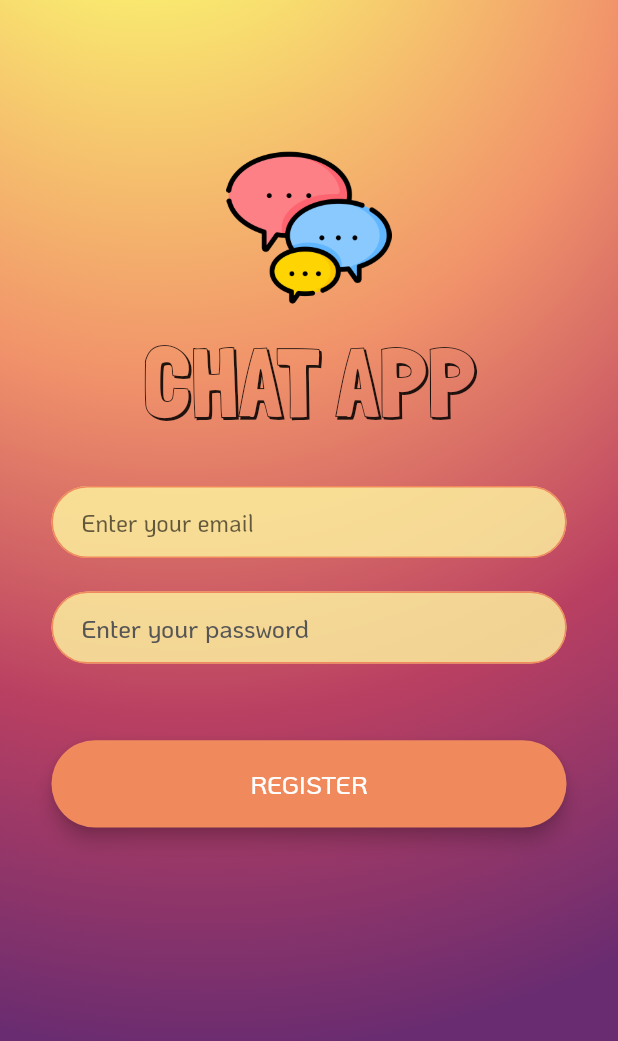
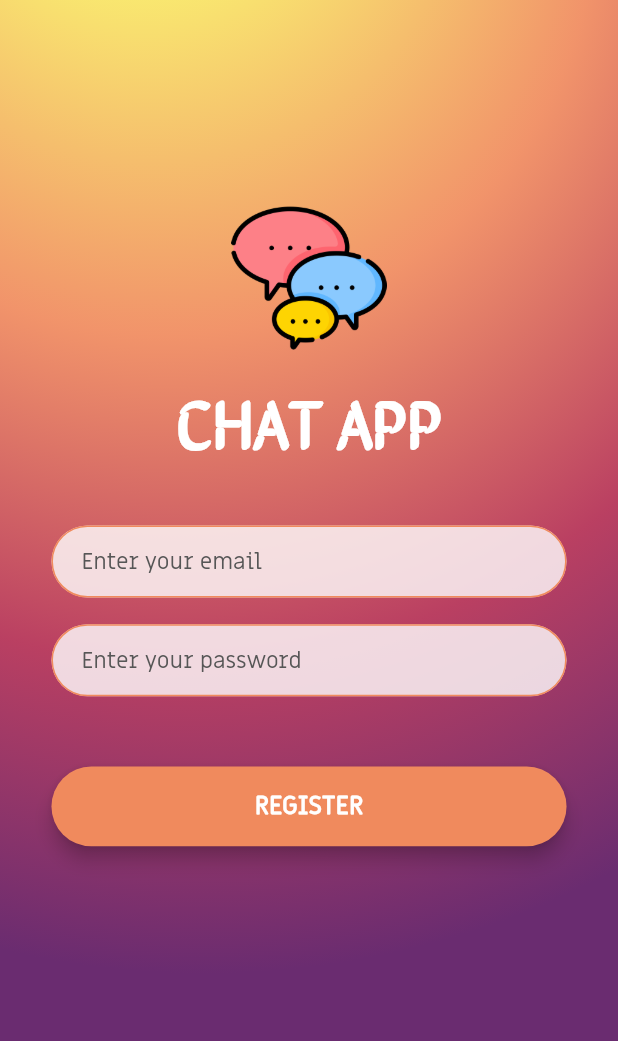
Before and after one commit to dvsu/chat-app, a Flutter app: the screen it shows after launch, after a tap on "REGISTER", on a phone screen of 412 x 824 dp. Shown: the top 1041 px of the screen. Run offline on Flutter 3.47's test engine with Material 2 defaults, Android fonts, the phone set to English and light mode, and no system bars; our stand-ins replace animated_text_kit, flutter_screenutil.

Commit message:
Revise UI styling

```diff
--- a/lib/screens/registration_screen.dart
+++ b/lib/screens/registration_screen.dart
@@ -59,9 +59,9 @@ class _RegistrationScreenState extends State<RegistrationScreen>
             ],
             stops: [
               animation.value - 1.0,
-              (animation.value / 3.5) - 0.12,
-              (animation.value / 15) + 0.22,
-              (animation.value / 30) + 0.38,
+              (animation.value / 3.2) - 0.16,
+              (animation.value / 15) + 0.2,
+              (animation.value / 30) + 0.35,
             ],
           ),
         ),
@@ -72,7 +72,7 @@ class _RegistrationScreenState extends State<RegistrationScreen>
             crossAxisAlignment: CrossAxisAlignment.stretch,
             children: <Widget>[
               Expanded(
-                flex: 0.1.sh.toInt(),
+                flex: 0.15.sh.toInt(),
                 child: Container(),
               ),
               Expanded(
@@ -114,26 +114,7 @@ class _RegistrationScreenState extends State<RegistrationScreen>
                     onChanged: (value) {
                       //Do something with the user input.
                     },
-                    decoration: InputDecoration(
-                      hintText: 'Enter your email',
-                      filled: true,
-                      fillColor: Color(0xccfff8a1),
-                      contentPadding: EdgeInsets.symmetric(
-                          vertical: 10.0, horizontal: 20.0),
-                      border: OutlineInputBorder(
-                        borderRadius: BorderRadius.all(Radius.circular(32.0)),
-                      ),
-                      enabledBorder: OutlineInputBorder(
-                        borderSide:
-                            BorderSide(color: Color(0xffF08A5D), width: 1.0),
-                        borderRadius: BorderRadius.all(Radius.circular(32.0)),
-                      ),
-                      focusedBorder: OutlineInputBorder(
-                        borderSide:
-                            BorderSide(color: Color(0xff6A2C70), width: 2.0),
-                        borderRadius: BorderRadius.all(Radius.circular(32.0)),
-                      ),
-                    ),
+                    decoration: emailInputDecoration,
                   ),
                 ),
               ),
@@ -152,27 +133,7 @@ class _RegistrationScreenState extends State<RegistrationScreen>
                     onChanged: (value) {
                       //Do something with the user input.
                     },
-                    decoration: InputDecoration(
-                      hintText: 'Enter your password',
-                      hintStyle: hintTextStyle,
-                      filled: true,
-                      fillColor: Color(0xccfff8a1),
-                      contentPadding: EdgeInsets.symmetric(
-                          vertical: 10.0, horizontal: 20.0),
-                      border: OutlineInputBorder(
-                        borderRadius: BorderRadius.all(Radius.circular(32.0)),
-                      ),
-                      enabledBorder: OutlineInputBorder(
-                        borderSide:
-                            BorderSide(color: Color(0xffF08A5D), width: 1.0),
-                        borderRadius: BorderRadius.all(Radius.circular(32.0)),
-                      ),
-                      focusedBorder: OutlineInputBorder(
-                        borderSide:
-                            BorderSide(color: Color(0xff6A2C70), width: 2.0),
-                        borderRadius: BorderRadius.all(Radius.circular(32.0)),
-                      ),
-                    ),
+                    decoration: passwordInputDecoration,
                   ),
                 ),
               ),
--- a/lib/screens/welcome_screen.dart
+++ b/lib/screens/welcome_screen.dart
@@ -1,8 +1,11 @@
 import 'package:flutter/material.dart';
 import 'package:chat_app/utilities/textstyling.dart';
 import 'package:chat_app/utilities/decoration.dart';
+import 'package:chat_app/utilities/color_palette.dart';
 import 'package:flutter_screenutil/flutter_screenutil.dart';
+import 'package:animated_text_kit/animated_text_kit.dart';
 import 'package:chat_app/widgets/buttons.dart';
+import 'dart:math' as math;
 
 class WelcomeScreen extends StatefulWidget {
   @override
@@ -21,15 +24,14 @@ class _WelcomeScreenState extends State<WelcomeScreen>
     controller = AnimationController(
       duration: Duration(seconds: 1, milliseconds: 200),
       vsync: this,
-      lowerBound: 0.3,
-      upperBound: 0.9,
+      lowerBound: 0.1,
+      upperBound: 0.7,
     );
 
     animation = CurvedAnimation(parent: controller, curve: Curves.easeInOut);
     controller.forward();
     controller.addListener(() {
       setState(() {});
-      print(controller.value);
     });
   }
 
@@ -46,22 +48,23 @@ class _WelcomeScreenState extends State<WelcomeScreen>
     return Scaffold(
       body: Container(
         decoration: BoxDecoration(
-          gradient: RadialGradient(
-            radius: 3.2,
-            focal: Alignment(animation.value - 1.5, animation.value - 2.3),
-            focalRadius: 0.3,
+          gradient: SweepGradient(
+            center: Alignment(-1.1, -1.1),
+            startAngle: 0,
+            endAngle: (math.pi * animation.value) + 20.0,
+
             //center: Alignment(-0.5, -1.0),
             colors: [
-              Color(0xddF9ED69).withOpacity(animation.value),
-              Color(0xddF08A5D).withOpacity((animation.value / 3) + 0.6),
-              Color(0xeeB83B5E).withOpacity((animation.value / 2) + 0.5),
-              Color(0xff6A2C70),
+              Color(0x77fffbd1).withOpacity(animation.value),
+              Color(0x77ffcfba).withOpacity(animation.value),
+              Color(0x77ffc7d7).withOpacity(animation.value),
+              //Color(0xbb6A2C70),
             ],
             stops: [
-              animation.value - 1.0,
-              (animation.value / 3.5) - 0.12,
-              (animation.value / 15) + 0.22,
-              (animation.value / 30) + 0.38,
+              0.00,
+              0.03,
+              0.07,
+              //0.15,
             ],
           ),
         ),
@@ -80,12 +83,12 @@ class _WelcomeScreenState extends State<WelcomeScreen>
                 child: Row(
                   children: <Widget>[
                     Expanded(
-                      flex: 4.r.toInt(),
+                      flex: 0.3.sw.toInt(),
                       child: Hero(
                         tag: 'app_icon',
                         child: Padding(
                           padding: EdgeInsets.fromLTRB(
-                              0.03.sw, 0.07.sh, 0.01.sw, 0.07.sh),
+                              0.05.sw, 0.06.sh, 0.03.sw, 0.04.sh),
                           child: Container(
                             alignment: Alignment.center,
                             child: Image.asset(
@@ -98,14 +101,31 @@ class _WelcomeScreenState extends State<WelcomeScreen>
                       ),
                     ),
                     Expanded(
-                      flex: 6.r.toInt(),
+                      flex: 0.7.sw.toInt(),
                       child: Container(
                         alignment: Alignment.centerLeft,
-                        child: Text(
-                          'CHAT APP',
-                          textAlign: TextAlign.left,
-                          style: welcomeScreenTitleTextStyle,
+                        child: AnimatedTextKit(
+                          animatedTexts: [
+                            ColorizeAnimatedText(
+                              'CHAT APP',
+                              textAlign: TextAlign.center,
+                              textStyle: welcomeScreenTitleTextStyle,
+                              colors: titleGradientColor,
+                              speed: Duration(milliseconds: 800),
+                            ),
+                          ],
+                          //isRepeatingAnimation: true,
+                          onTap: () {
+                            print("Tap Event");
+                          },
+                          totalRepeatCount: 1,
                         ),
+
+                        // Text(
+                        //   'CHAT APP',
+                        //   textAlign: TextAlign.center,
+                        //   style: welcomeScreenTitleTextStyle,
+                        // ),
                       ),
                     ),
                   ],
--- a/lib/utilities/color_palette.dart
+++ b/lib/utilities/color_palette.dart
@@ -3,3 +3,9 @@ import 'package:flutter/material.dart';
 const Color lightThemeColor1 = Color(0xffffffff);
 
 const Color darkThemeColor1 = Color(0xff121212);
+
+const List<Color> titleGradientColor = <Color>[
+  Color(0xff6A2C70),
+  Color(0xffB83B5E),
+  Color(0xffF08A5D),
+];
--- a/lib/utilities/decoration.dart
+++ b/lib/utilities/decoration.dart
@@ -1,4 +1,5 @@
 import 'package:flutter/material.dart';
+import 'package:chat_app/utilities/textstyling.dart';
 
 const InputDecoration messageTextFieldDecoration = InputDecoration(
   contentPadding: EdgeInsets.symmetric(vertical: 10.0, horizontal: 20.0),
@@ -9,6 +10,44 @@ const InputDecoration messageTextFieldDecoration = InputDecoration(
 const BoxDecoration messageContainerDecoration = BoxDecoration(
   border: Border(
     top: BorderSide(color: Colors.lightBlueAccent, width: 2.0),
+  ),
+);
+
+const InputDecoration emailInputDecoration = InputDecoration(
+  hintText: 'Enter your email',
+  hintStyle: hintTextStyle,
+  filled: true,
+  fillColor: Color(0xccffffff),
+  contentPadding: EdgeInsets.symmetric(vertical: 10.0, horizontal: 20.0),
+  border: OutlineInputBorder(
+    borderRadius: BorderRadius.all(Radius.circular(32.0)),
+  ),
+  enabledBorder: OutlineInputBorder(
+    borderSide: BorderSide(color: Color(0xffF08A5D), width: 1.0),
+    borderRadius: BorderRadius.all(Radius.circular(32.0)),
+  ),
+  focusedBorder: OutlineInputBorder(
+    borderSide: BorderSide(color: Color(0xff6A2C70), width: 2.0),
+    borderRadius: BorderRadius.all(Radius.circular(32.0)),
+  ),
+);
+
+const InputDecoration passwordInputDecoration = InputDecoration(
+  hintText: 'Enter your password',
+  hintStyle: hintTextStyle,
+  filled: true,
+  fillColor: Color(0xccffffff),
+  contentPadding: EdgeInsets.symmetric(vertical: 10.0, horizontal: 20.0),
+  border: OutlineInputBorder(
+    borderRadius: BorderRadius.all(Radius.circular(32.0)),
+  ),
+  enabledBorder: OutlineInputBorder(
+    borderSide: BorderSide(color: Color(0xffF08A5D), width: 1.0),
+    borderRadius: BorderRadius.all(Radius.circular(32.0)),
+  ),
+  focusedBorder: OutlineInputBorder(
+    borderSide: BorderSide(color: Color(0xff6A2C70), width: 2.0),
+    borderRadius: BorderRadius.all(Radius.circular(32.0)),
   ),
 );
 
--- a/lib/utilities/textstyling.dart
+++ b/lib/utilities/textstyling.dart
@@ -4,55 +4,57 @@ import 'package:flutter/material.dart';
 
 const TextStyle loginButtonTextStyle = TextStyle(
     color: Color(0xffffffff),
-    fontWeight: FontWeight.w500,
+    fontWeight: FontWeight.bold,
     fontSize: 17.0,
-    fontFamily: 'KoHo');
+    fontFamily: 'MiriamLibre');
 
 const TextStyle registerButtonTextStyle = TextStyle(
     color: Color(0xffffffff),
-    fontWeight: FontWeight.w500,
+    fontWeight: FontWeight.bold,
     fontSize: 17.0,
-    fontFamily: 'KoHo');
+    fontFamily: 'MiriamLibre');
 
 const TextStyle hintTextStyle = TextStyle(
-    color: Color(0xff565656),
-    fontWeight: FontWeight.w500,
-    fontSize: 17.0,
-    fontFamily: 'KoHo');
+  color: Color(0xff565656),
+  //fontWeight: FontWeight.bold,
+  fontSize: 15.0,
+  fontFamily: 'MiriamLibre',
+);
 
 const TextStyle textFieldTextStyle = TextStyle(
     color: Color(0xff272727),
-    fontWeight: FontWeight.w500,
-    fontSize: 16.0,
-    fontFamily: 'KoHo');
+    //fontWeight: FontWeight.bold,
+    fontSize: 15.0,
+    fontFamily: 'MiriamLibre');
 
 const TextStyle sendButtonTextStyle = TextStyle(
     color: Colors.lightBlueAccent,
-    fontWeight: FontWeight.w700,
+    fontWeight: FontWeight.bold,
     fontSize: 18.0,
-    fontFamily: 'KoHo');
+    fontFamily: 'MiriamLibre');
 
 const TextStyle messageContainerTextStyle = TextStyle(
-  fontFamily: 'KoHo',
+  fontFamily: 'MiriamLibre',
   fontSize: 18.0,
-  fontWeight: FontWeight.w700,
+  fontWeight: FontWeight.bold,
   color: Colors.black,
 );
 
 const TextStyle welcomeScreenTitleTextStyle = TextStyle(
-  fontFamily: 'Londrina Shadow',
-  fontSize: 65.0,
-  color: Color(0xff6A2C70),
+  fontFamily: 'SirinStencil',
+  fontSize: 60.0,
+  fontWeight: FontWeight.bold,
 );
 
 const TextStyle registrationScreenTitleTextStyle = TextStyle(
-  fontFamily: 'Londrina Shadow',
-  fontSize: 65.0,
-  fontWeight: FontWeight.w500,
+  fontFamily: 'SirinStencil',
+  fontSize: 45.0,
+  fontWeight: FontWeight.bold,
+  color: Color(0xffffffff),
 );
 
 const TextStyle loginScreenTitleTextStyle = TextStyle(
-  fontFamily: 'Londrina Shadow',
-  fontSize: 80.0,
+  fontFamily: 'SirinStencil',
+  fontSize: 45.0,
   fontWeight: FontWeight.bold,
 );
```
Also changed, not shown: pubspec.yaml (+10 -0 lines), fonts/FrederickatheGreat-Regular.ttf (added), fonts/MiriamLibre-Regular.ttf (added), fonts/SirinStencil-Regular.ttf (added), pubspec.lock.
